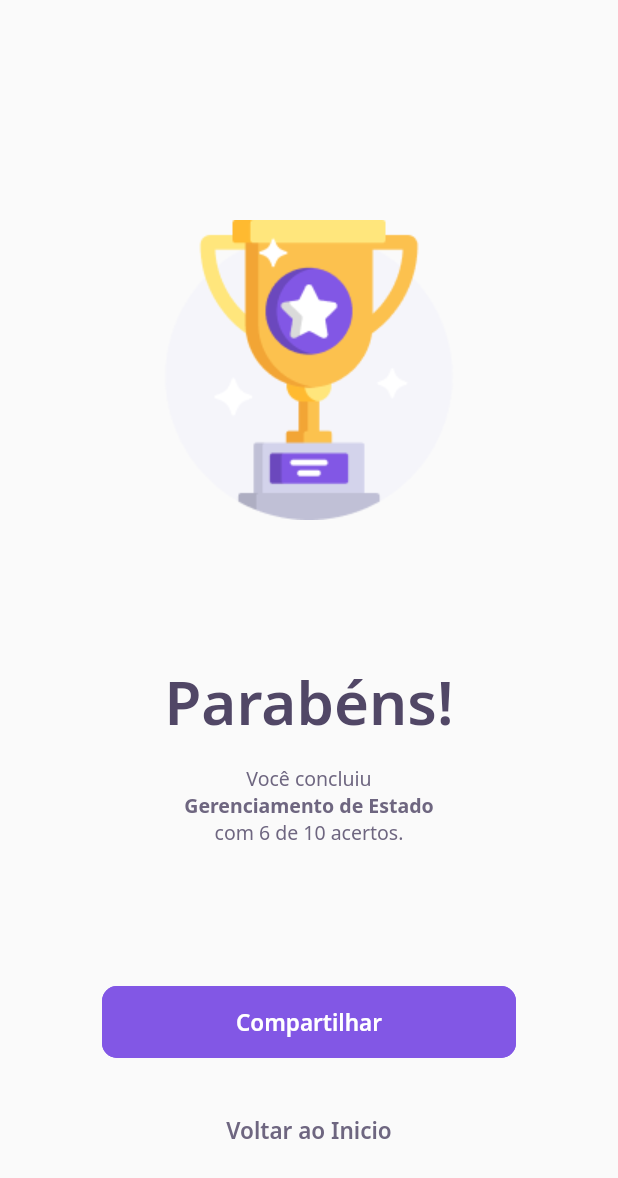
After one commit to hayato-eth/NLW-5-Flutter, a Flutter app: the ResultPage screen opened directly, on a phone screen of 412 x 824 dp. The commit adds this screen. Shown: the top 1178 px of the screen. Run offline on Flutter 3.47's test engine with Material 2 defaults, Android fonts, the phone set to English and light mode, and no system bars; our stand-ins replace google_fonts; accounts and stored records are empty; network calls fail.

Commit message:
feat: add result page and new theme to next button

```diff
--- a/lib/challenge/challenge_page.dart
+++ b/lib/challenge/challenge_page.dart
@@ -1,6 +1,7 @@
 import 'package:flutter/material.dart';
 
 import 'package:DevQuiz/shared/models/models.dart';
+import 'package:DevQuiz/result/result_page.dart';
 
 import './widgets/widgets.dart';
 
@@ -97,7 +98,10 @@ class _ChallengePageState extends State<ChallengePage> {
                     child: NextButtonWidget.green(
                       label: "Confirmar",
                       onTap: () {
-                        Navigator.pop(context);
+                        Navigator.push(
+                            context,
+                            MaterialPageRoute(
+                                builder: (context) => ResultPage()));
                       },
                     ),
                   ),
--- a/lib/challenge/widgets/next_button/next_button_widget.dart
+++ b/lib/challenge/widgets/next_button/next_button_widget.dart
@@ -27,12 +27,28 @@ class NextButtonWidget extends StatelessWidget {
         this.borderColor = AppColors.darkGreen,
         this.label = label,
         this.onTap = onTap;
+  NextButtonWidget.purple({
+    required String label,
+    required VoidCallback onTap,
+  })   : this.backgroundColor = AppColors.purple,
+        this.fontColor = AppColors.white,
+        this.borderColor = AppColors.purple,
+        this.label = label,
+        this.onTap = onTap;
   NextButtonWidget.white({
     required String label,
     required VoidCallback onTap,
   })   : this.backgroundColor = AppColors.white,
         this.fontColor = AppColors.grey,
         this.borderColor = AppColors.border,
+        this.label = label,
+        this.onTap = onTap;
+  NextButtonWidget.transparent({
+    required String label,
+    required VoidCallback onTap,
+  })   : this.backgroundColor = Colors.transparent,
+        this.fontColor = AppColors.grey,
+        this.borderColor = Colors.transparent,
         this.label = label,
         this.onTap = onTap;
 
--- /dev/null
+++ b/lib/result/result_page.dart
@@ -0,0 +1,85 @@
+import 'package:DevQuiz/challenge/widgets/next_button/next_button_widget.dart';
+import 'package:flutter/material.dart';
+import 'package:DevQuiz/core/core.dart';
+
+class ResultPage extends StatelessWidget {
+  const ResultPage({Key? key}) : super(key: key);
+
+  @override
+  Widget build(BuildContext context) {
+    return Scaffold(
+      body: Container(
+        width: double.maxFinite,
+        padding: EdgeInsets.only(top: 100),
+        child: Column(
+          mainAxisAlignment: MainAxisAlignment.spaceAround,
+          crossAxisAlignment: CrossAxisAlignment.center,
+          children: [
+            Image.asset(AppImages.trophy),
+            Column(
+              children: [
+                Text(
+                  "Parabéns!",
+                  style: AppTextStyles.heading40,
+                ),
+                SizedBox(height: 16),
+                Text.rich(
+                  TextSpan(
+                    text: "Você concluiu",
+                    style: AppTextStyles.body,
+                    children: [
+                      TextSpan(
+                        text: "\nGerenciamento de Estado",
+                        style: AppTextStyles.bodyBold,
+                      ),
+                      TextSpan(
+                        text: "\ncom 6 de 10 acertos.",
+                        style: AppTextStyles.body,
+                      )
+                    ],
+                  ),
+                  textAlign: TextAlign.center,
+                ),
+              ],
+            ),
+            Column(
+              children: [
+                Row(
+                  children: [
+                    Expanded(
+                      child: Padding(
+                        padding: const EdgeInsets.symmetric(horizontal: 68),
+                        child: NextButtonWidget.purple(
+                          label: "Compartilhar",
+                          onTap: () {
+                            Navigator.pop(context);
+                          },
+                        ),
+                      ),
+                    ),
+                  ],
+                ),
+                SizedBox(height: 24),
+                Row(
+                  children: [
+                    Expanded(
+                      child: Padding(
+                        padding: const EdgeInsets.symmetric(horizontal: 68),
+                        child: NextButtonWidget.transparent(
+                          label: "Voltar ao Inicio",
+                          onTap: () {
+                            Navigator.pop(context);
+                          },
+                        ),
+                      ),
+                    ),
+                  ],
+                ),
+              ],
+            )
+          ],
+        ),
+      ),
+    );
+  }
+}
```
